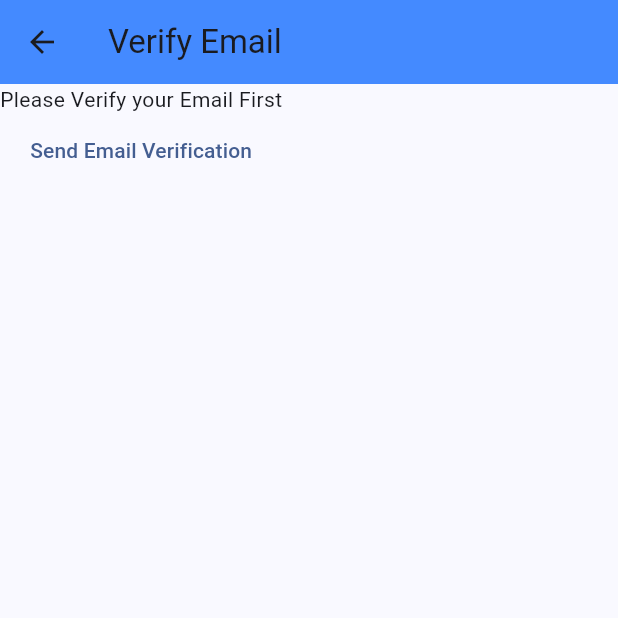
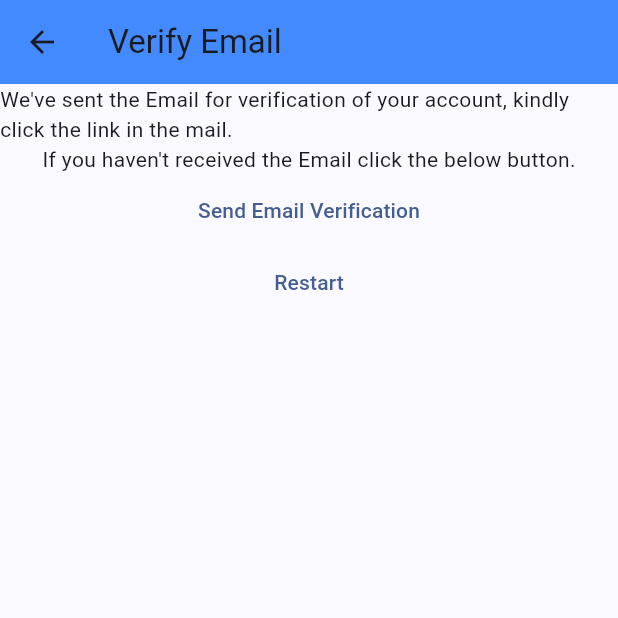
Before and after one commit to parjanya-rajput/notes, a Flutter app: the VerifyEmailPageView screen opened by its route, on a phone screen of 412 x 824 dp, the top half of it. Run offline on Flutter 3.47's test engine with Material 2 defaults, Android fonts, the light colour scheme and no system bars; our stand-ins replace firebase_auth, firebase_core; accounts and stored records are empty; network calls fail.

Commit message:
Error Handling and Verification

```diff
--- a/lib/views/verify_email_view.dart
+++ b/lib/views/verify_email_view.dart
@@ -1,6 +1,8 @@
 import 'package:firebase_auth/firebase_auth.dart';
 import 'package:flutter/cupertino.dart';
 import 'package:flutter/material.dart';
+
+import '../constants/routes.dart';
 
 class VerifyEmailPageView extends StatefulWidget {
   const VerifyEmailPageView({Key? key}) : super(key: key);
@@ -19,13 +21,24 @@ class _VerifyEmailPageViewState extends State<VerifyEmailPageView> {
       ),
       body: Column(
         children: [
-          const Text('Please Verify your Email First'),
+          const Text(
+              "We've sent the Email for verification of your account, kindly click the link in the mail."),
+          const Text("If you haven't received the Email click the below button."),
           TextButton(
               onPressed: () async {
                 final user = FirebaseAuth.instance.currentUser;
                 await user?.sendEmailVerification();
               },
-              child: const Text("Send Email Verification"))
+              child: const Text("Send Email Verification")),
+          TextButton(
+              onPressed: () async {
+                await FirebaseAuth.instance.signOut();
+                Navigator.of(context).pushNamedAndRemoveUntil(
+                  registerRoute,
+                      (route) => false,
+                );
+              },
+              child: const Text('Restart'))
         ],
       ),
     );
```
Also changed, not shown: lib/views/login_view.dart (+16 -4 lines), lib/views/register_view.dart (+36 -17 lines).
